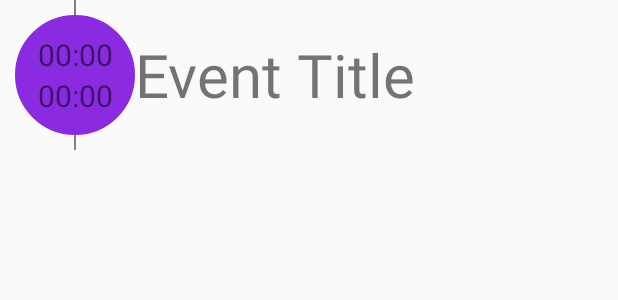
After one commit to SpongeBobSun/SimCal, an Android app: the layout today_event_item.xml on its own in the app's theme, with its tools: preview values and no code run, on a phone screen of 412 x 824 dp. The commit adds this screen. Shown: the top 300 px of the screen. Run offline under Robolectric (Android 15) with nearby library versions, the phone set to English and light mode, and no system bars.

Commit message:
Add TodayFragment (To be continued...)
Add TodayFragment. (Not finished yet)
Add TodoFragment. (Just a place holder)
Add several XMLs.

```diff
--- a/app/src/main/java/sun/bob/simcal/EditEventActivity.java
+++ b/app/src/main/java/sun/bob/simcal/EditEventActivity.java
@@ -58,7 +58,6 @@ public class EditEventActivity extends AddEventActivity {
                 if(resultCode == 0){
                     if(data == null)
                         return;
-//                        Toast.makeText(this,data.getStringExtra("date")+" --- "+data.getStringExtra("time"),Toast.LENGTH_LONG).show();
                     startCCYY = data.getStringExtra("CCYY");
                     startMM = data.getStringExtra("MM");
                     startDD = data.getStringExtra("DD");
@@ -72,7 +71,6 @@ public class EditEventActivity extends AddEventActivity {
                 if(resultCode == 0){
                     if(data == null)
                         return;
-//                    Toast.makeText(this,data.getStringExtra("date")+" --- "+data.getStringExtra("time"),Toast.LENGTH_LONG).show();
                     endCCYY = data.getStringExtra("CCYY");
                     endMM = data.getStringExtra("MM");
                     endDD = data.getStringExtra("DD");
--- a/app/src/main/java/sun/bob/simcal/NavigationDrawerFragment.java
+++ b/app/src/main/java/sun/bob/simcal/NavigationDrawerFragment.java
@@ -251,8 +251,6 @@ public class NavigationDrawerFragment extends Fragment {
         }
 
         if (item.getItemId() == R.id.action_example) {
-//            mDateData dateData = ((MainActivity)getActivity()).getCurrentSelectDate();
-//            Toast.makeText(getActivity(),String.format("Selected date - %d",dateData.getDay()) , Toast.LENGTH_SHORT).show();
             Intent intent = new Intent(getActivity(),AddEventActivity.class);
             getActivity().startActivity(intent);
             return true;
--- a/app/src/main/java/sun/bob/simcal/controller/mCalendarAdapter.java
+++ b/app/src/main/java/sun/bob/simcal/controller/mCalendarAdapter.java
@@ -2,21 +2,17 @@ package sun.bob.simcal.controller;
 
 import android.app.Activity;
 import android.content.Context;
-import android.graphics.drawable.Drawable;
 import android.util.DisplayMetrics;
 import android.view.View;
 import android.view.ViewGroup;
 import android.widget.ArrayAdapter;
 import android.widget.LinearLayout;
-import android.widget.RelativeLayout;
 import android.widget.TextView;
 
 import java.util.ArrayList;
 
 import sun.bob.simcal.R;
 import sun.bob.simcal.model.mDateData;
-import sun.bob.simcal.model.mMonthData;
-import sun.bob.simcal.model.mTitleData;
 
 /**
  * Created by sunkuan on 15/3/17.
--- a/app/src/main/java/sun/bob/simcal/view/mCalendarViewPager.java
+++ b/app/src/main/java/sun/bob/simcal/view/mCalendarViewPager.java
@@ -44,16 +44,11 @@ public class mCalendarViewPager extends ViewPager {
 
 
     private class ScreenSlidePagerAdapter extends FragmentStatePagerAdapter {
-//        Fragment fragments[];
         public ScreenSlidePagerAdapter(FragmentManager fm) {
             super(fm);
-//            fragments = new Fragment[1000];
         }
         @Override
         public Fragment getItem(int position) {
-//            if(fragments[position] != null){
-//                return fragments[position];
-//            }
             int year = mMonthData.getCurrentYear();
             int month = mMonthData.getCurrentMonth();
             if(position > 500){
@@ -67,7 +62,6 @@ public class mCalendarViewPager extends ViewPager {
             mMonthData monthData = new mMonthData(getContext());
             monthData.changeMonth(year, month);
             fragment.setMonthData(monthData);
-//            fragments[position] = fragment;
             return fragment;
         }
         @Override
--- /dev/null
+++ b/app/src/main/res/drawable/event_time_background_circle.xml
@@ -0,0 +1,5 @@
+<?xml version="1.0" encoding="utf-8"?>
+<shape xmlns:android="http://schemas.android.com/apk/res/android" android:shape="oval" android:innerRadius="25dp" >
+    <solid android:color="#8A2BE2"/>
+    <stroke android:color="#8A2BE2" android:width="1dp"/>
+</shape>
--- /dev/null
+++ b/app/src/main/res/layout/today_event_item.xml
@@ -0,0 +1,48 @@
+<?xml version="1.0" encoding="utf-8"?>
+<LinearLayout xmlns:android="http://schemas.android.com/apk/res/android"
+    android:orientation="horizontal"
+    android:layout_width="match_parent"
+    android:layout_height="100dp">
+    <LinearLayout
+        android:layout_width="80dp"
+        android:layout_height="match_parent"
+        android:orientation="vertical"
+        android:layout_marginLeft="10dp">
+        <View
+            android:layout_width="1dp"
+            android:layout_height="10dp"
+            android:background="@color/gray"
+            android:layout_gravity="center"/>
+        <LinearLayout
+            android:layout_width="80dp"
+            android:layout_height="80dp"
+            android:orientation="vertical"
+            android:background="@drawable/event_time_background_circle">
+            <TextView
+                android:layout_width="match_parent"
+                android:layout_height="wrap_content"
+                android:layout_weight="1.0"
+                android:text="00:00"
+                android:textSize="20dp"
+                android:gravity="bottom|center"/>
+            <TextView
+                android:layout_width="match_parent"
+                android:layout_height="wrap_content"
+                android:layout_weight="1.0"
+                android:text="00:00"
+                android:textSize="20dp"
+                android:gravity="top|center"/>
+        </LinearLayout>
+        <View
+            android:layout_width="1dp"
+            android:layout_height="10dp"
+            android:background="@color/gray"
+            android:layout_gravity="center"/>
+        </LinearLayout>
+    <TextView
+        android:layout_width="match_parent"
+        android:layout_height="match_parent"
+        android:textSize="40dp"
+        android:gravity="left|center_vertical"
+        android:text="Event Title"/>
+</LinearLayout>
```
Also changed, not shown: app/src/main/java/sun/bob/simcal/AddEventActivity.java (+0 -7 lines), app/src/main/java/sun/bob/simcal/MainActivity.java (+13 -54 lines), app/src/main/java/sun/bob/simcal/controller/TimeAdapter.java (deleted, +0 -31 lines), app/src/main/java/sun/bob/simcal/controller/TodayEventAdapter.java (added, +51 -0 lines), app/src/main/java/sun/bob/simcal/model/mDayEventData.java (added, +31 -0 lines), app/src/main/java/sun/bob/simcal/model/mTimeData.java (deleted, +0 -28 lines), app/src/main/java/sun/bob/simcal/view/TimeListView.java (+2 -19 lines), app/src/main/java/sun/bob/simcal/view/TodayFragment.java (+8 -0 lines), app/src/main/res/layout/today_fragment_empty_view.xml (renamed from app/src/main/res/layout/layout_today_fragment.xml, +6 -4 lines), app/src/main/res/layout/todo_event_item.xml (added, +7 -0 lines), 2 other files.
